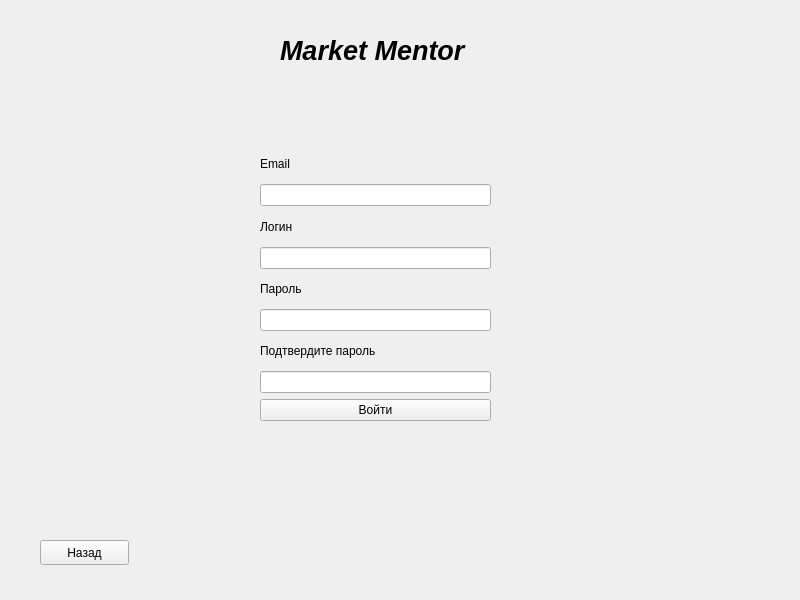
This is gui/project/src/registrationwindow.ui in cpp-park-vk-education/2023_1_HAC as Qt 5 draws it before an edit. The edited form follows.
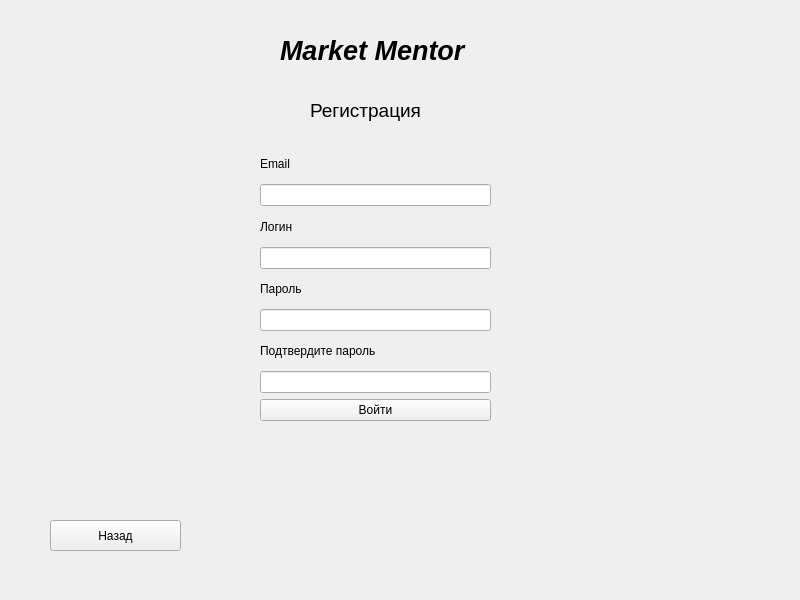
This is the edited form.

Patch:
```diff
--- a/gui/project/src/registrationwindow.ui
+++ b/gui/project/src/registrationwindow.ui
@@ -98,16 +98,34 @@
   <widget class="QPushButton" name="btnBack">
    <property name="geometry">
     <rect>
-     <x>40</x>
-     <y>540</y>
-     <width>89</width>
-     <height>25</height>
+     <x>50</x>
+     <y>520</y>
+     <width>131</width>
+     <height>31</height>
     </rect>
    </property>
    <property name="text">
     <string>Назад</string>
    </property>
   </widget>
+  <widget class="QLabel" name="Settings">
+   <property name="geometry">
+    <rect>
+     <x>310</x>
+     <y>100</y>
+     <width>131</width>
+     <height>21</height>
+    </rect>
+   </property>
+   <property name="font">
+    <font>
+     <pointsize>14</pointsize>
+    </font>
+   </property>
+   <property name="text">
+    <string>Регистрация</string>
+   </property>
+  </widget>
  </widget>
  <resources/>
  <connections/>
```
